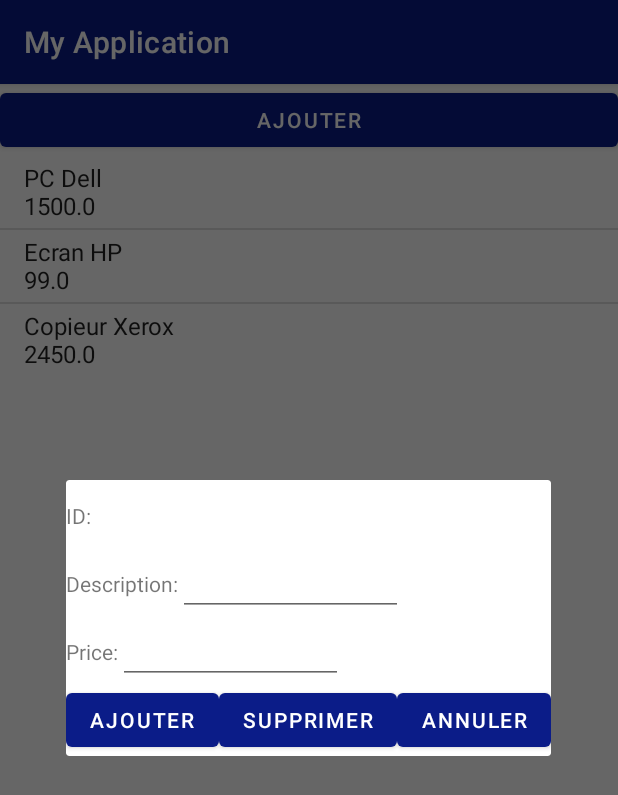
After one commit to MouradDawan75/AndroidInitiation, an Android app: the fragment ProductDialog placed in its activity, on a phone screen of 412 x 824 dp. The commit adds this screen. Shown: the top 795 px of the screen. Run offline under Robolectric (Android 15) with nearby library versions, the phone set to English and light mode, and no system bars.

Commit message:
Jour2-Fin

```diff
--- a/app/src/main/AndroidManifest.xml
+++ b/app/src/main/AndroidManifest.xml
@@ -24,6 +24,12 @@
         android:supportsRtl="true"
         android:theme="@style/Theme.MyApplication"
         tools:targetApi="31">
+        <activity
+            android:name=".BaseActivity"
+            android:exported="false" />
+        <activity
+            android:name=".SpinnerActivity"
+            android:exported="false" />
         <activity
             android:name=".MyListActivity"
             android:exported="false" />
--- a/app/src/main/java/fr/dawan/myapplication/ImcActivity.java
+++ b/app/src/main/java/fr/dawan/myapplication/ImcActivity.java
@@ -21,7 +21,7 @@ import java.io.InputStream;
 import java.text.DecimalFormat;
 import java.util.Scanner;
 
-public class ImcActivity extends AppCompatActivity {
+public class ImcActivity extends BaseActivity {
 
     //Pour les ressources statiques de types fichiers: texte, html,.....etc
     //Générez le dossier asset -> clic droit sur app -> new -> folder -> asset
@@ -37,6 +37,8 @@ public class ImcActivity extends AppCompatActivity {
         super.onCreate(savedInstanceState);
         //EdgeToEdge.enable(this);
         setContentView(R.layout.activity_imc);
+
+        attacherBoutonQuitter();
 
         /*
         ViewCompat.setOnApplyWindowInsetsListener(findViewById(R.id.main), (v, insets) -> {
--- /dev/null
+++ b/app/src/main/java/fr/dawan/myapplication/dialogs/ProductDialog.java
@@ -0,0 +1,105 @@
+package fr.dawan.myapplication.dialogs;
+
+import android.content.Context;
+import android.os.Bundle;
+import android.view.LayoutInflater;
+import android.view.View;
+import android.view.ViewGroup;
+import android.widget.Button;
+import android.widget.EditText;
+import android.widget.Toast;
+
+import androidx.annotation.NonNull;
+import androidx.annotation.Nullable;
+import androidx.fragment.app.DialogFragment;
+
+import fr.dawan.myapplication.MyListActivity;
+import fr.dawan.myapplication.R;
+import fr.dawan.myapplication.entities.Product;
+
+public class ProductDialog extends DialogFragment {
+
+    EditText edId, edDescription, edPrice;
+    Button btnValider, btnSupprimer, btnAnnuler;
+    Context context;
+    int selectedPosition = -1; // L'index d'une liste commence à 0 : -1 veut dire aucun élément selectionné
+
+
+    @Override
+    public void onAttach(@NonNull Context context) {
+        super.onAttach(context);
+        this.context = context;
+    }
+
+    //CRUD: Create Read Update Delete
+
+    @Nullable
+    @Override
+    public View onCreateView(@NonNull LayoutInflater inflater, @Nullable ViewGroup container, @Nullable Bundle savedInstanceState) {
+
+        View v = inflater.inflate(R.layout.dialog_product_fragment, container, false);
+
+        edId = v.findViewById(R.id.id_product_dialog);
+        edDescription = v.findViewById(R.id.description_product_dialog);
+        edPrice = v.findViewById(R.id.price_product_dialog);
+
+        btnValider = v.findViewById(R.id.btn_valider_product_dialog);
+        btnSupprimer = v.findViewById(R.id.btn_supprimer_product_dialog);
+        btnAnnuler = v.findViewById(R.id.btn_annuler_product_dialog);
+
+        //Gestion des données fournies par MyListActivity - le Bundle
+        if(getArguments() != null){
+            Product prod = (Product) getArguments().getSerializable("prod");
+            //Remplir les différents champs de saisie
+            edId.setText(String.valueOf(prod.getId()));
+            edDescription.setText(prod.getDescription());
+            edPrice.setText(String.valueOf(prod.getPrice()));
+            selectedPosition = getArguments().getInt("selectedItemPosition");
+            btnValider.setText("Modifier");
+        }else{
+            btnValider.setText("Ajouter");
+        }
+
+        //clic du btnAnnuler
+        btnAnnuler.setOnClickListener(new View.OnClickListener() {
+            @Override
+            public void onClick(View v) {
+                getDialog().dismiss();
+            }
+        });
+
+        //clic btnValider: gère l'ajout et la modif
+        btnValider.setOnClickListener(new View.OnClickListener() {
+            @Override
+            public void onClick(View v) {
+                //Créer un product à partir des champs de saisie
+                if(edId.getText().toString().isBlank() || edDescription.getText().toString().isBlank()
+                        || edPrice.getText().toString().isBlank()){
+                    Toast.makeText(context, "Tous les champs sont obligatoires", Toast.LENGTH_SHORT).show();
+                }else{
+                    Product p = new Product();
+                    p.setId(Integer.parseInt(edId.getText().toString()));
+                    p.setDescription(edDescription.getText().toString());
+                    p.setPrice(Double.parseDouble(edPrice.getText().toString()));
+
+                    //Actualiser ListView - Fermer la dialog
+                    ((MyListActivity)context).addProduct(p, selectedPosition);
+                    getDialog().dismiss();
+                }
+
+            }
+        });
+
+        //clic btnSupprimer
+        btnSupprimer.setOnClickListener(new View.OnClickListener() {
+            @Override
+            public void onClick(View v) {
+                //Fournir la position du produit à l'Activity appelante
+                ((MyListActivity)context).deleteProduct(selectedPosition);
+                getDialog().dismiss();
+            }
+        });
+
+        return v;
+    }
+}
--- a/app/src/main/java/fr/dawan/myapplication/entities/Product.java
+++ b/app/src/main/java/fr/dawan/myapplication/entities/Product.java
@@ -1,6 +1,9 @@
 package fr.dawan.myapplication.entities;
 
-public class Product {
+import java.io.Serializable;
+
+//Les objets de type Product peuvent être sérialiser
+public class Product implements Serializable {
 
     //Attributs doivent être en privés
     private int id;
--- /dev/null
+++ b/app/src/main/res/layout/dialog_product_fragment.xml
@@ -0,0 +1,87 @@
+<?xml version="1.0" encoding="utf-8"?>
+<androidx.appcompat.widget.LinearLayoutCompat xmlns:android="http://schemas.android.com/apk/res/android"
+    android:layout_width="match_parent"
+    android:orientation="vertical"
+    android:layout_height="match_parent">
+
+    <LinearLayout
+        android:layout_width="match_parent"
+        android:layout_height="wrap_content"
+        android:orientation="horizontal">
+
+        <TextView
+            android:layout_width="wrap_content"
+            android:layout_height="wrap_content"
+            android:text="ID:"/>
+
+        <EditText
+            android:layout_width="150dp"
+            android:layout_height="wrap_content"
+            android:id="@+id/id_product_dialog"/>
+
+    </LinearLayout>
+
+    <LinearLayout
+        android:layout_width="match_parent"
+        android:layout_height="wrap_content"
+        android:orientation="horizontal">
+
+        <TextView
+            android:layout_width="wrap_content"
+            android:layout_height="wrap_content"
+            android:text="Description:"/>
+
+        <EditText
+            android:layout_width="150dp"
+            android:layout_height="wrap_content"
+            android:id="@+id/description_product_dialog"/>
+
+    </LinearLayout>
+
+    <LinearLayout
+        android:layout_width="match_parent"
+        android:layout_height="wrap_content"
+        android:orientation="horizontal">
+
+        <TextView
+            android:layout_width="wrap_content"
+            android:layout_height="wrap_content"
+            android:text="Price:"/>
+
+        <EditText
+            android:layout_width="150dp"
+            android:layout_height="wrap_content"
+            android:id="@+id/price_product_dialog"/>
+
+    </LinearLayout>
+
+    <LinearLayout
+        android:layout_width="match_parent"
+        android:layout_height="wrap_content"
+        android:orientation="horizontal">
+
+        <Button
+            android:layout_width="wrap_content"
+            android:layout_height="wrap_content"
+            android:layout_weight="1"
+            android:text="Valider"
+            android:id="@+id/btn_valider_product_dialog"/>
+
+
+        <Button
+            android:layout_width="wrap_content"
+            android:layout_height="wrap_content"
+            android:layout_weight="1"
+            android:text="Supprimer"
+            android:id="@+id/btn_supprimer_product_dialog"/>
+
+        <Button
+            android:layout_width="wrap_content"
+            android:layout_height="wrap_content"
+            android:layout_weight="1"
+            android:text="Annuler"
+            android:id="@+id/btn_annuler_product_dialog"/>
+
+    </LinearLayout>
+
+</androidx.appcompat.widget.LinearLayoutCompat>
```
Also changed, not shown: app/src/main/java/fr/dawan/myapplication/BaseActivity.java (added, +32 -0 lines), app/src/main/java/fr/dawan/myapplication/MainActivity.java (+11 -2 lines), app/src/main/java/fr/dawan/myapplication/MyListActivity.java (+62 -0 lines), app/src/main/java/fr/dawan/myapplication/SpinnerActivity.java (added, +50 -0 lines), app/src/main/res/layout/activity_imc.xml (+9 -1 lines), app/src/main/res/layout/activity_main.xml (+11 -0 lines), app/src/main/res/layout/activity_spinner.xml (added, +22 -0 lines), app/src/main/res/layout/layout_bouton_quitter.xml (added, +14 -0 lines), app/src/main/res/values/strings.xml (+8 -0 lines), 4 other files.
